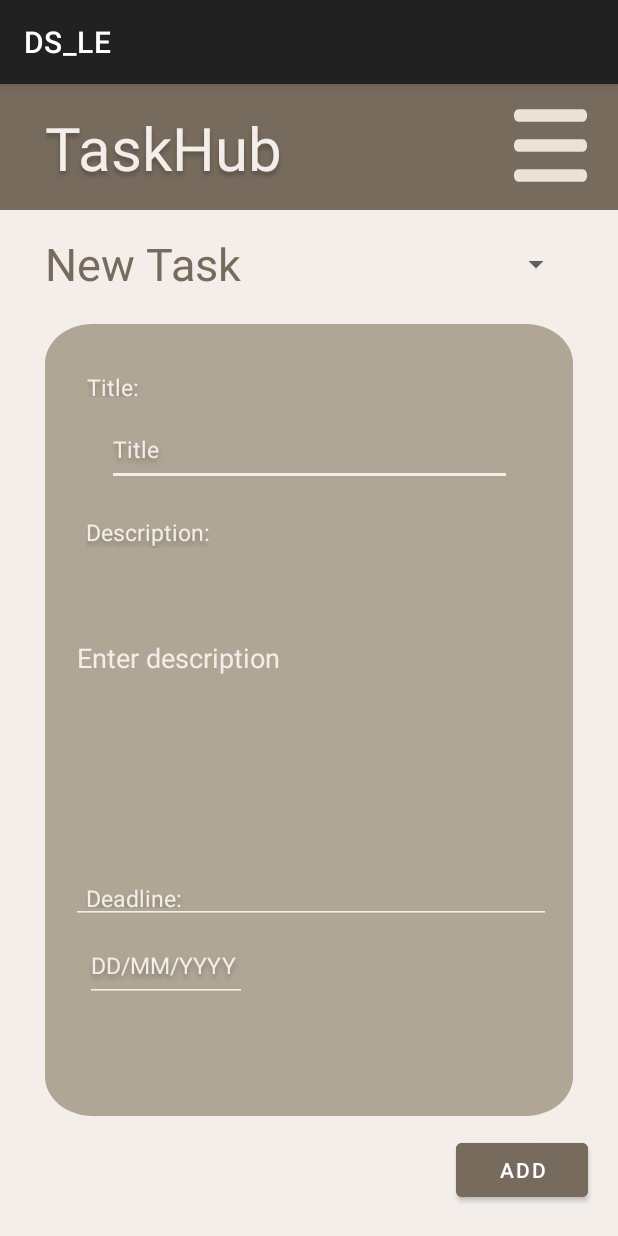
After one commit to JaimeLucero/DS_LE, an Android app: the NewTaskActivity screen opened directly, with no data from a screen before it, on a phone screen of 412 x 824 dp. The commit adds this screen. Run offline under Robolectric (Android 15) with nearby library versions, the light colour scheme and no system bars.

Commit message:
Add task UI

```diff
--- a/app/src/main/AndroidManifest.xml
+++ b/app/src/main/AndroidManifest.xml
@@ -12,6 +12,10 @@
         android:supportsRtl="true"
         android:theme="@style/Theme.DS_LE"
         tools:targetApi="31" >
+        <activity
+            android:name=".NewTaskActivity"
+            android:exported="false" />
+
         <receiver
             android:name=".EntryCard"
             android:exported="false" >
--- /dev/null
+++ b/app/src/main/java/com/example/ds_le/NewTaskActivity.java
@@ -0,0 +1,13 @@
+package com.example.ds_le;
+
+import androidx.appcompat.app.AppCompatActivity;
+import android.os.Bundle;
+
+public class NewTaskActivity extends AppCompatActivity {
+
+    @Override
+    protected void onCreate(Bundle savedInstanceState) {
+        super.onCreate(savedInstanceState);
+        setContentView(R.layout.activity_new_task);
+    }
+}
--- /dev/null
+++ b/app/src/main/res/drawable-v21/add_task.xml
@@ -0,0 +1,18 @@
+<vector
+    xmlns:android="http://schemas.android.com/apk/res/android"
+    xmlns:aapt="http://schemas.android.com/aapt"
+    android:width="332dp"
+    android:height="602dp"
+    android:viewportWidth="332"
+    android:viewportHeight="602"
+    >
+    <group>
+        <clip-path
+            android:pathData="M30 0H302C318.569 0 332 13.4315 332 30V572C332 588.569 318.569 602 302 602H30C13.4315 602 0 588.569 0 572V30C0 13.4315 13.4315 0 30 0Z"
+            />
+        <path
+            android:pathData="M0 0V602H332V0"
+            android:fillColor="#B0A695"
+            />
+    </group>
+</vector>
--- /dev/null
+++ b/app/src/main/res/layout/activity_new_task.xml
@@ -0,0 +1,219 @@
+<?xml version="1.0" encoding="utf-8"?>
+<androidx.constraintlayout.widget.ConstraintLayout xmlns:android="http://schemas.android.com/apk/res/android"
+    xmlns:app="http://schemas.android.com/apk/res-auto"
+    xmlns:tools="http://schemas.android.com/tools"
+    android:layout_width="match_parent"
+    android:layout_height="match_parent"
+    android:orientation="vertical"
+    tools:context=".activity.HomeActivity"
+    android:background="@color/off_white">
+
+
+
+    <!-- Auto layout, variables, and unit scale are not yet supported -->
+
+    <View
+        android:id="@+id/rectangle_6"
+        android:layout_width="match_parent"
+        android:layout_height="84dp"
+        android:layout_alignParentLeft="true"
+        android:layout_alignParentTop="true"
+        android:background="#776B5D"
+        app:layout_constraintBottom_toBottomOf="parent"
+        app:layout_constraintEnd_toEndOf="parent"
+        app:layout_constraintHorizontal_bias="0.0"
+        app:layout_constraintStart_toStartOf="parent"
+        app:layout_constraintTop_toTopOf="parent"
+        app:layout_constraintVertical_bias="0.0" />
+
+    <TextView
+        android:id="@+id/taskhub"
+        android:layout_width="wrap_content"
+        android:layout_height="wrap_content"
+        android:layout_alignParentLeft="true"
+        android:layout_alignParentTop="true"
+        android:layout_marginStart="10dp"
+        android:gravity="top"
+        android:text="@string/taskhub"
+        android:textAppearance="@style/taskhub"
+        app:layout_constraintBottom_toBottomOf="@+id/rectangle_6"
+        app:layout_constraintEnd_toEndOf="parent"
+        app:layout_constraintHorizontal_bias="0.082"
+        app:layout_constraintStart_toStartOf="parent"
+        app:layout_constraintTop_toTopOf="parent"
+        app:layout_constraintVertical_bias="0.516" />
+
+    <Button
+        android:id="@+id/hamburger"
+        android:layout_width="50dp"
+        android:layout_height="50dp"
+        android:layout_marginTop="16dp"
+        android:layout_marginEnd="20dp"
+        android:background="@drawable/menu"
+        app:backgroundTint="@null"
+        app:layout_constraintEnd_toEndOf="@+id/rectangle_6"
+        app:layout_constraintTop_toTopOf="parent"
+        android:contentDescription="Open Navigation Menu"/>
+
+    <TextView
+        android:id="@+id/new_task"
+        android:layout_width="wrap_content"
+        android:layout_height="wrap_content"
+        android:layout_alignParentLeft="true"
+        android:layout_alignParentTop="true"
+        android:layout_marginBottom="20dp"
+        android:gravity="top"
+        android:text="New Task"
+        android:textAppearance="@style/new_task"
+        app:layout_constraintBottom_toTopOf="@+id/view"
+        app:layout_constraintEnd_toEndOf="parent"
+        app:layout_constraintHorizontal_bias="0.107"
+        app:layout_constraintStart_toStartOf="parent" />
+
+    <View
+        android:id="@+id/view"
+        android:layout_width="match_parent"
+        android:layout_height="match_parent"
+        android:layout_alignParentLeft="true"
+        android:layout_alignParentTop="true"
+        android:layout_marginStart="30dp"
+        android:layout_marginTop="160dp"
+        android:layout_marginEnd="30dp"
+        android:layout_marginBottom="80dp"
+        android:background="@drawable/add_task"
+        app:layout_constraintBottom_toBottomOf="parent"
+        app:layout_constraintEnd_toEndOf="parent"
+        app:layout_constraintHorizontal_bias="0.0"
+        app:layout_constraintStart_toStartOf="parent"
+        app:layout_constraintTop_toBottomOf="@+id/rectangle_6"
+        app:layout_constraintVertical_bias="1.0" />
+
+    <TextView
+        android:id="@+id/title_"
+        android:layout_width="78dp"
+        android:layout_height="17dp"
+        android:layout_alignParentLeft="true"
+        android:layout_alignParentTop="true"
+        android:layout_marginStart="27dp"
+        android:layout_marginTop="31dp"
+        android:layout_marginEnd="246dp"
+        android:gravity="top"
+        android:text="Title:"
+        android:textAppearance="@style/title_"
+        app:layout_constraintEnd_toEndOf="@+id/view"
+        app:layout_constraintHorizontal_bias="1.0"
+        app:layout_constraintStart_toStartOf="@+id/view"
+        app:layout_constraintTop_toTopOf="@+id/view" />
+
+    <Button
+        android:id="@+id/add_task"
+        android:layout_width="wrap_content"
+        android:layout_height="wrap_content"
+        android:text="Add"
+        android:backgroundTint="@color/dark_brown"
+        android:layout_marginEnd="20dp"
+        android:layout_marginBottom="20dp"
+        app:layout_constraintBottom_toBottomOf="parent"
+        app:layout_constraintEnd_toEndOf="parent" />
+
+    <EditText
+        android:id="@+id/title"
+        android:layout_width="wrap_content"
+        android:layout_height="48dp"
+        android:layout_marginStart="70dp"
+        android:layout_marginTop="60dp"
+        android:layout_marginEnd="71dp"
+        android:backgroundTint="@color/off_white"
+        android:ems="15"
+        android:inputType="text"
+        android:text="Title"
+        android:textAppearance="@style/title_"
+        android:textColor="@color/off_white"
+        app:layout_constraintEnd_toEndOf="@+id/view"
+        app:layout_constraintHorizontal_bias="0.49"
+        app:layout_constraintStart_toStartOf="@+id/view"
+        app:layout_constraintTop_toTopOf="@+id/view" />
+
+    <TextView
+        android:id="@+id/description"
+        android:layout_width="wrap_content"
+        android:layout_height="wrap_content"
+        android:layout_alignParentLeft="true"
+        android:layout_alignParentTop="true"
+        android:layout_marginStart="27dp"
+        android:layout_marginTop="128dp"
+        android:layout_marginEnd="249dp"
+        android:gravity="top"
+        android:text="Description:"
+        android:textAppearance="@style/title_"
+        app:layout_constraintEnd_toEndOf="@+id/view"
+        app:layout_constraintHorizontal_bias="0.0"
+        app:layout_constraintStart_toStartOf="@+id/view"
+        app:layout_constraintTop_toTopOf="@+id/view" />
+
+    <EditText
+        android:id="@+id/description_txt"
+        android:layout_width="wrap_content"
+        android:layout_height="200dp"
+        android:layout_marginStart="46dp"
+        android:layout_marginEnd="96dp"
+        android:layout_marginBottom="128dp"
+        android:ems="15"
+        android:gravity="start|top"
+        android:inputType="textMultiLine"
+        android:hint="Enter description"
+        android:textColorHint="@color/off_white"
+        android:backgroundTint="@color/off_white"
+        app:layout_constraintBottom_toBottomOf="@+id/view"
+        app:layout_constraintEnd_toEndOf="@+id/view"
+        app:layout_constraintHorizontal_bias="0.266"
+        app:layout_constraintStart_toStartOf="@+id/view" />
+
+    <TextView
+        android:id="@+id/deadline_"
+        android:layout_width="124dp"
+        android:layout_height="17dp"
+        android:layout_alignParentLeft="true"
+        android:layout_alignParentTop="true"
+        android:layout_marginStart="27dp"
+        android:layout_marginTop="372dp"
+        android:layout_marginEnd="200dp"
+        android:gravity="top"
+        android:text="Deadline:"
+        android:textAppearance="@style/title_"
+        app:layout_constraintEnd_toEndOf="@+id/view"
+        app:layout_constraintHorizontal_bias="0.0"
+        app:layout_constraintStart_toStartOf="@+id/view"
+        app:layout_constraintTop_toTopOf="@+id/view" />
+
+    <EditText
+        android:id="@+id/due_date"
+        android:layout_width="wrap_content"
+        android:layout_height="48dp"
+        android:layout_marginStart="20dp"
+        android:layout_marginTop="404dp"
+        android:layout_marginEnd="71dp"
+        android:backgroundTint="@color/off_white"
+        android:ems="6"
+        android:inputType="date"
+        android:text="DD/MM/YYYY"
+        android:textAppearance="@style/title_"
+        android:textColor="@color/off_white"
+        app:layout_constraintEnd_toEndOf="@+id/view"
+        app:layout_constraintHorizontal_bias="0.045"
+        app:layout_constraintStart_toStartOf="@+id/view"
+        app:layout_constraintTop_toTopOf="@+id/view" />
+
+    <Spinner
+        android:id="@+id/spinner"
+        android:layout_width="150dp"
+        android:layout_height="wrap_content"
+        android:layout_marginTop="12dp"
+        android:minHeight="48dp"
+        android:popupBackground="@color/off_white"
+        app:layout_constraintEnd_toEndOf="parent"
+        app:layout_constraintHorizontal_bias="0.7"
+        app:layout_constraintStart_toEndOf="@+id/new_task"
+        app:layout_constraintTop_toBottomOf="@+id/rectangle_6" />
+
+</androidx.constraintlayout.widget.ConstraintLayout>
--- a/app/src/main/res/values/styles.xml
+++ b/app/src/main/res/values/styles.xml
@@ -46,5 +46,20 @@
         <item name="android:textSize">15sp</item>
         <item name="android:textColor">#F3EEEA</item>
     </style>
+    <!-- styles.xml -->
+    <style name="new_task">
+        <item name="android:textSize">30sp</item>
+        <item name="android:textColor">#776B5D</item>
+    </style>
+
+    <!-- styles.xml -->
+    <style name="title_">
+        <item name="android:textSize">15sp</item>
+        <item name="android:textColor">#F3EEEA</item>
+        <item name="android:shadowColor">#40000000</item>
+        <item name="android:shadowDx">0</item>
+        <item name="android:shadowDy">4</item>
+        <item name="android:shadowRadius">4</item>
+    </style>
 
 </resources>
```
